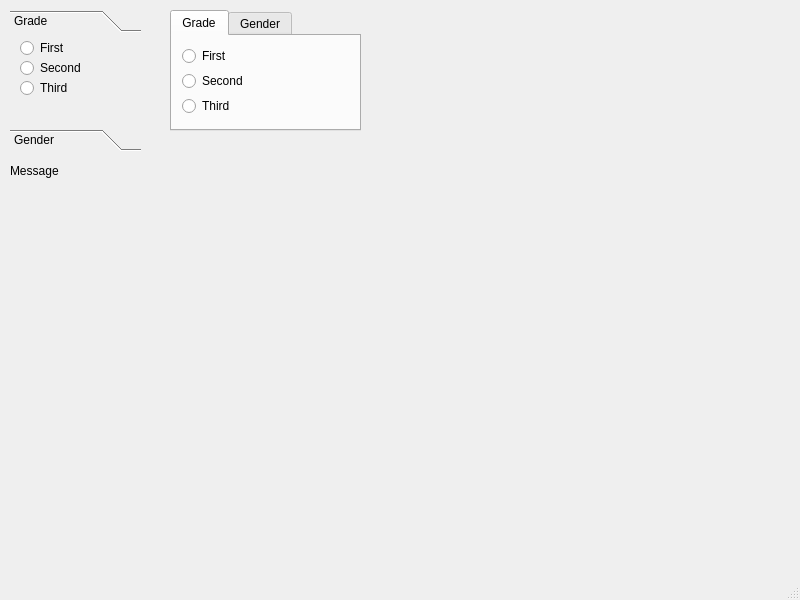
Qt form code_expert/Qt_PyQt_Lab/practice_qt/EX02-08_Container/Container/mainwindow.ui (clap-min99/sys_semicon) before a commit.
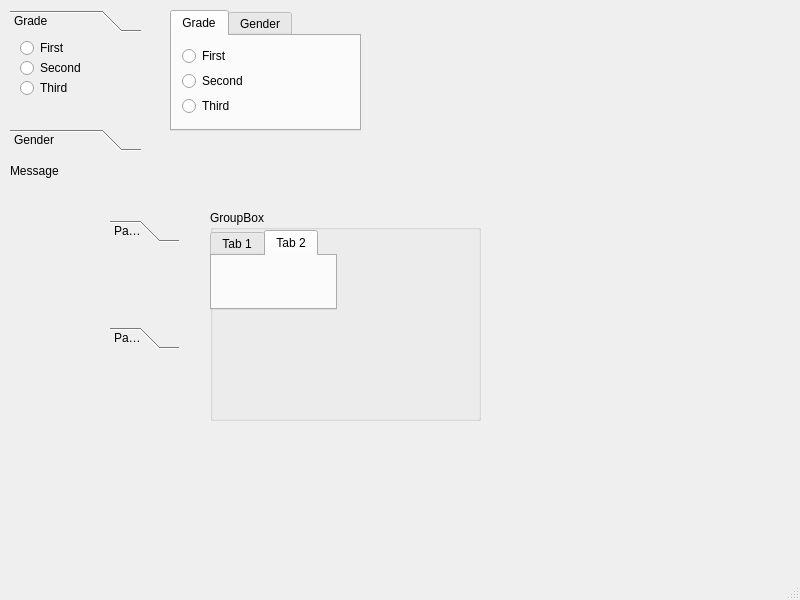
The same form after that commit.

What changed in the file:
```diff
--- a/code_expert/Qt_PyQt_Lab/practice_qt/EX02-08_Container/Container/mainwindow.ui
+++ b/code_expert/Qt_PyQt_Lab/practice_qt/EX02-08_Container/Container/mainwindow.ui
@@ -222,6 +222,81 @@
      <string>Message</string>
     </property>
    </widget>
+   <widget class="QGroupBox" name="groupBox">
+    <property name="geometry">
+     <rect>
+      <x>210</x>
+      <y>210</y>
+      <width>271</width>
+      <height>211</height>
+     </rect>
+    </property>
+    <property name="title">
+     <string>GroupBox</string>
+    </property>
+    <widget class="QTabWidget" name="tabWidget_2">
+     <property name="geometry">
+      <rect>
+       <x>0</x>
+       <y>20</y>
+       <width>127</width>
+       <height>80</height>
+      </rect>
+     </property>
+     <property name="currentIndex">
+      <number>1</number>
+     </property>
+     <widget class="QWidget" name="tab_3">
+      <attribute name="title">
+       <string>Tab 1</string>
+      </attribute>
+     </widget>
+     <widget class="QWidget" name="tab_4">
+      <attribute name="title">
+       <string>Tab 2</string>
+      </attribute>
+     </widget>
+    </widget>
+   </widget>
+   <widget class="QToolBox" name="toolBox">
+    <property name="geometry">
+     <rect>
+      <x>110</x>
+      <y>220</y>
+      <width>69</width>
+      <height>129</height>
+     </rect>
+    </property>
+    <property name="currentIndex">
+     <number>0</number>
+    </property>
+    <widget class="QWidget" name="page">
+     <property name="geometry">
+      <rect>
+       <x>0</x>
+       <y>0</y>
+       <width>69</width>
+       <height>69</height>
+      </rect>
+     </property>
+     <attribute name="label">
+      <string>Page 1</string>
+     </attribute>
+    </widget>
+    <widget class="QWidget" name="page_3">
+     <property name="geometry">
+      <rect>
+       <x>0</x>
+       <y>0</y>
+       <width>69</width>
+       <height>69</height>
+      </rect>
+     </property>
+     <attribute name="label">
+      <string>Page 2</string>
+     </attribute>
+    </widget>
+   </widget>
   </widget>
   <widget class="QMenuBar" name="menubar">
    <property name="geometry">
```
Left out of the diff: 10 changed lines with no effect on the pictures.
